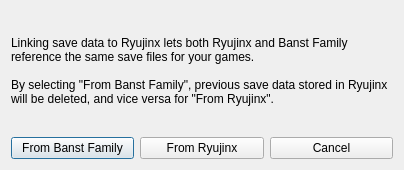
Banstowi/-glantine--emu-Switch2, file src/lichii/ryujinx_dialog.ui: the form before one commit.
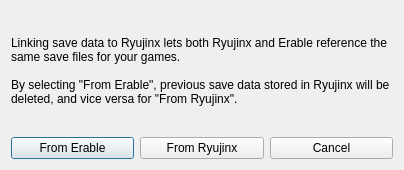
The form after the commit.

Commit message: Rename Banst Family to Erable

```diff
--- a/src/lichii/ryujinx_dialog.ui
+++ b/src/lichii/ryujinx_dialog.ui
@@ -23,9 +23,9 @@
       </sizepolicy>
      </property>
      <property name="text">
-      <string>Linking save data to Ryujinx lets both Ryujinx and Banst Family reference the same save files for your games.
+      <string>Linking save data to Ryujinx lets both Ryujinx and Erable reference the same save files for your games.
 
-By selecting &quot;From Banst Family&quot;, previous save data stored in Ryujinx will be deleted, and vice versa for &quot;From Ryujinx&quot;.</string>
+By selecting &quot;From Erable&quot;, previous save data stored in Ryujinx will be deleted, and vice versa for &quot;From Ryujinx&quot;.</string>
      </property>
      <property name="wordWrap">
       <bool>true</bool>
@@ -37,7 +37,7 @@
      <item>
       <widget class="QPushButton" name="eden">
        <property name="text">
-      <string>From Banst Family</string>
+      <string>From Erable</string>
        </property>
       </widget>
      </item>
```
The commit also changes 74 other files.
